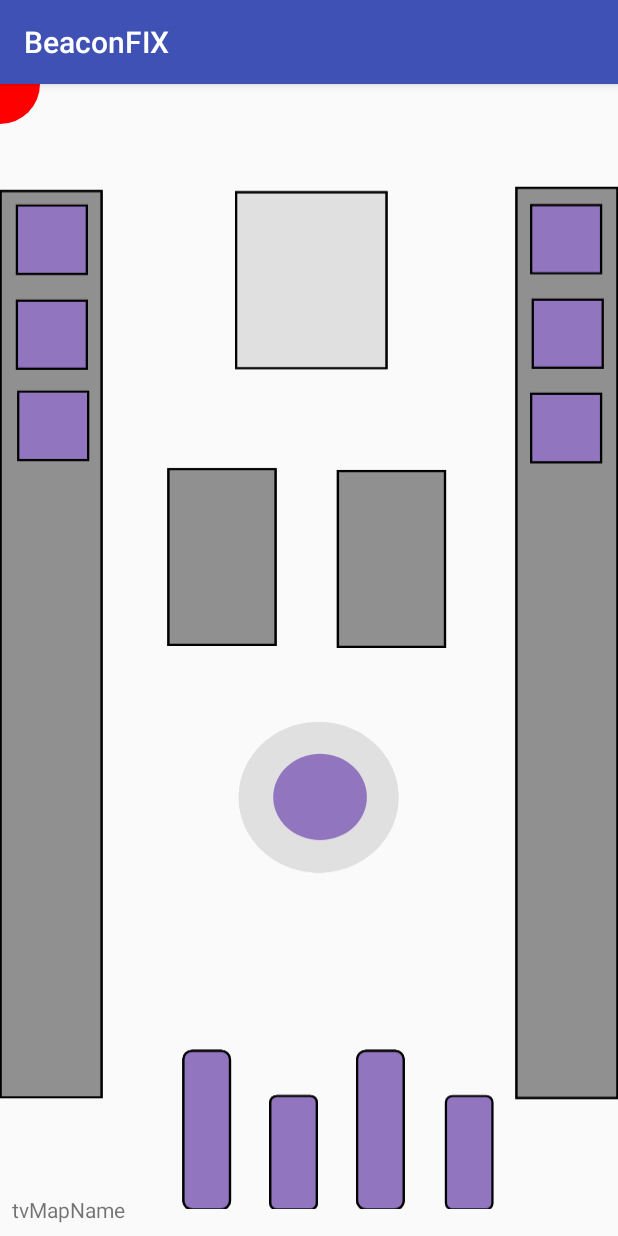
After one commit to karpovichDima/Beacon, an Android app: the MapActivity screen opened directly, with no data from a screen before it, on a phone screen of 412 x 824 dp. The commit adds this screen. Run offline under Robolectric (Android 15) with nearby library versions, the phone set to English and light mode, and no system bars.

Commit message:
Added MAP

```diff
--- a/app/build.gradle
+++ b/app/build.gradle
@@ -15,6 +15,10 @@ android {
             minifyEnabled false
             proguardFiles getDefaultProguardFile('proguard-android.txt'), 'proguard-rules.pro'
         }
+    }
+    compileOptions {
+        targetCompatibility 1.8
+        sourceCompatibility 1.8
     }
 }
 
--- a/app/src/main/AndroidManifest.xml
+++ b/app/src/main/AndroidManifest.xml
@@ -21,6 +21,7 @@
                 <category android:name="android.intent.category.LAUNCHER" />
             </intent-filter>
         </activity>
+        <activity android:name=".MapActivity" />
     </application>
 
 </manifest>
--- /dev/null
+++ b/app/src/main/java/com/example/dekar/beaconfix/MapActivity.java
@@ -0,0 +1,51 @@
+package com.example.dekar.beaconfix;
+
+import android.content.ComponentName;
+import android.content.Context;
+import android.content.Intent;
+import android.content.ServiceConnection;
+import android.content.pm.ActivityInfo;
+import android.os.Bundle;
+import android.os.IBinder;
+import android.support.v7.app.AppCompatActivity;
+import android.view.Menu;
+import android.view.MenuItem;
+import android.widget.ImageView;
+import android.widget.TextView;
+import android.widget.Toast;
+
+import com.example.dekar.beaconfix.ble_find.BluetoothLE;
+import com.example.dekar.beaconfix.custom_view.CustomView;
+
+
+public class MapActivity extends AppCompatActivity {
+
+    private BluetoothLE bluetoothLE;
+    private CustomView customView;
+    private boolean flagStartMap;
+    private ImageView imageView;
+    private TextView tvRssiMap;
+    private boolean flagFind;
+    private Context context;
+
+
+    @Override
+    protected void onCreate(Bundle savedInstanceState) {
+        super.onCreate(savedInstanceState);
+        flagStartMap = true;
+        setContentView(R.layout.activity_map);
+        setRequestedOrientation(ActivityInfo.SCREEN_ORIENTATION_NOSENSOR);
+
+        tvRssiMap = findViewById(R.id.tvMap);
+        customView = findViewById(R.id.customView);
+
+        flagFind = BluetoothLE.flagFind;
+        context = getApplicationContext();
+
+        getInstanceBLE();
+    }
+
+    private void getInstanceBLE(){
+        if (bluetoothLE == null) bluetoothLE = new BluetoothLE(context);
+    }
+}
--- /dev/null
+++ b/app/src/main/res/layout/activity_map.xml
@@ -0,0 +1,33 @@
+<?xml version="1.0" encoding="utf-8"?>
+<android.support.constraint.ConstraintLayout xmlns:android="http://schemas.android.com/apk/res/android"
+    xmlns:app="http://schemas.android.com/apk/res-auto"
+    xmlns:tools="http://schemas.android.com/tools"
+    android:id="@+id/sigi"
+    android:layout_width="match_parent"
+    android:layout_height="match_parent"
+    tools:context="com.example.dekar.beaconfix.MainActivity">
+
+    <ImageView
+        android:id="@+id/imgView"
+        android:layout_width="match_parent"
+        android:layout_height="match_parent"
+        android:contentDescription="@drawable/swgiphonenew"
+        android:scaleType="fitCenter"
+        app:srcCompat="@drawable/swgiphonenew" />
+
+    <com.example.dekar.beaconfix.custom_view.CustomView
+        android:id="@+id/customView"
+        android:layout_width="wrap_content"
+        android:layout_height="wrap_content"  />
+
+    <TextView
+        android:id="@+id/tvMap"
+        android:layout_width="wrap_content"
+        android:layout_height="wrap_content"
+        android:layout_marginBottom="8dp"
+        android:layout_marginStart="8dp"
+        android:text="tvMapName"
+        app:layout_constraintBottom_toBottomOf="parent"
+        app:layout_constraintStart_toStartOf="parent" />
+
+</android.support.constraint.ConstraintLayout>
```
Also changed, not shown: app/src/main/java/com/example/dekar/beaconfix/MainActivity.java (+23 -24 lines), app/src/main/java/com/example/dekar/beaconfix/ble_find/BluetoothLE.java (+4 -5 lines), app/src/main/java/com/example/dekar/beaconfix/firebase/FBConnecting.java (+5 -5 lines), app/src/main/java/com/example/dekar/beaconfix/lv_adapter/DeviceListAdapter.java (+16 -3 lines), app/src/main/res/layout/activity_main.xml (+3 -12 lines).
